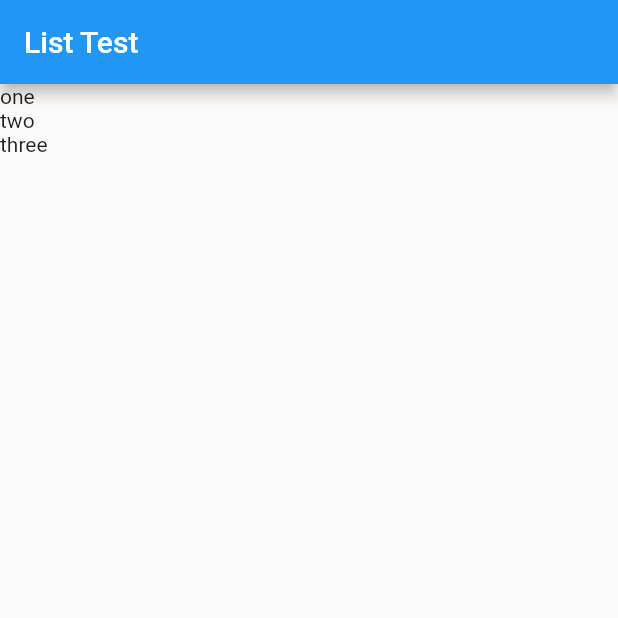
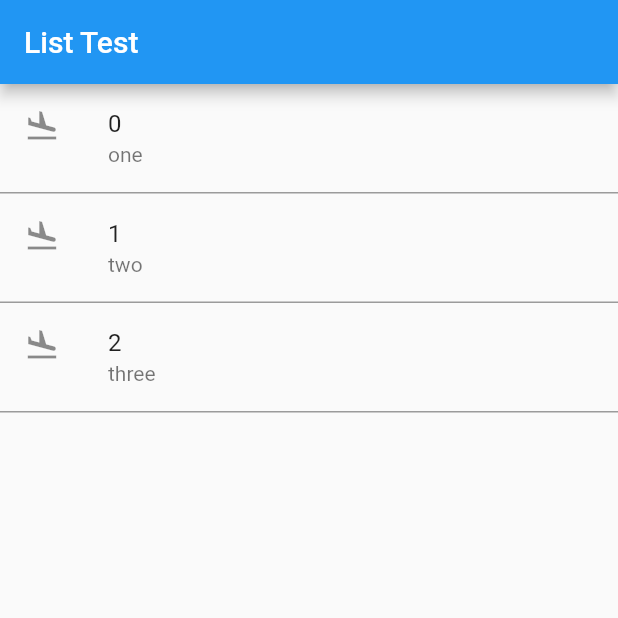
Before and after one commit to yoshikoba/flutter_listview_sample, a Flutter app: the screen it shows after launch, on a phone screen of 412 x 824 dp, the top half of it. Run offline on Flutter 3.47's test engine with Material 2 defaults, Android fonts, the phone set to English and light mode, and no system bars.

Commit message:
4.ListTileを使って見栄えを整える

```diff
--- a/lib/main.dart
+++ b/lib/main.dart
@@ -27,7 +27,21 @@ class ListState extends State<HomeWidget> {
       appBar: AppBar(title: Text("List Test"),),
       body: ListView.builder(
           itemBuilder: (BuildContext context, int index) {
-            return Text(listItem[index]);//listItem内の文字列を表示
+            return Container(
+              decoration: BoxDecoration(
+                border: Border(
+                  bottom: BorderSide(color: Colors.black38),
+                ),
+              ),
+              child: ListTile(
+                leading: const Icon(Icons.flight_land),
+                title: Text('$index'),
+                subtitle: Text(listItem[index].toString()),
+                onTap: (){
+                print("tapped$index");
+                },
+              ),
+            );
           },
       itemCount: listItem.length,),//listItemの数を渡す
     );
```
Also changed, not shown: 1 other file.
